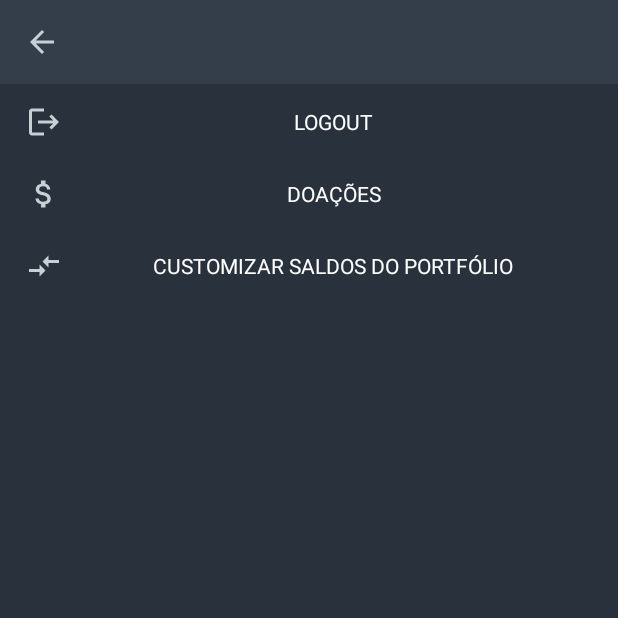
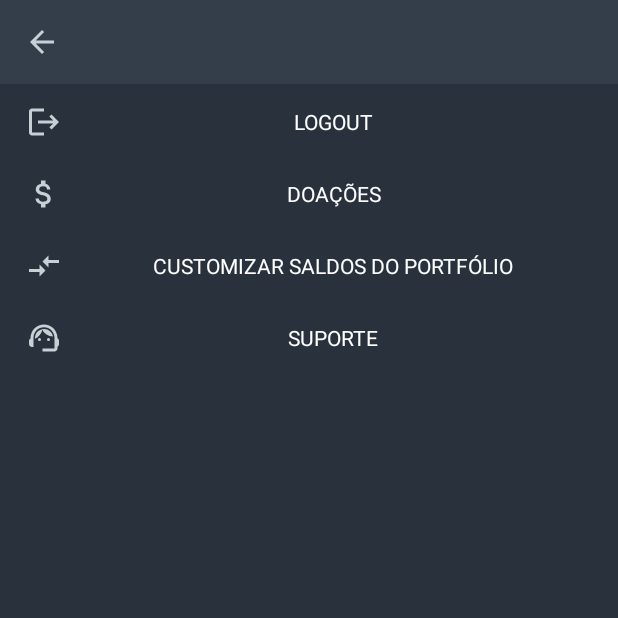
Before and after one commit to kayevo/bitcoin_hold_app, an Android app: the SettingsActivity screen opened directly, with no data from a screen before it, on a phone screen of 412 x 824 dp, the top half of it. Run offline under Robolectric (Android 15) with nearby library versions, the light colour scheme and no system bars.

Commit message:
feat: add email to ask for support.

```diff
--- /dev/null
+++ b/app/src/main/res/drawable/ic_support.xml
@@ -0,0 +1,8 @@
+<vector android:height="24dp" android:tint="#C6D1D6"
+    android:viewportHeight="24" android:viewportWidth="24"
+    android:width="24dp" xmlns:android="http://schemas.android.com/apk/res/android">
+    <path android:fillColor="@android:color/white" android:pathData="M21,12.22C21,6.73 16.74,3 12,3c-4.69,0 -9,3.65 -9,9.28C2.4,12.62 2,13.26 2,14v2c0,1.1 0.9,2 2,2h1v-6.1c0,-3.87 3.13,-7 7,-7s7,3.13 7,7V19h-8v2h8c1.1,0 2,-0.9 2,-2v-1.22c0.59,-0.31 1,-0.92 1,-1.64v-2.3C22,13.14 21.59,12.53 21,12.22z"/>
+    <path android:fillColor="@android:color/white" android:pathData="M9,13m-1,0a1,1 0,1 1,2 0a1,1 0,1 1,-2 0"/>
+    <path android:fillColor="@android:color/white" android:pathData="M15,13m-1,0a1,1 0,1 1,2 0a1,1 0,1 1,-2 0"/>
+    <path android:fillColor="@android:color/white" android:pathData="M18,11.03C17.52,8.18 15.04,6 12.05,6c-3.03,0 -6.29,2.51 -6.03,6.45c2.47,-1.01 4.33,-3.21 4.86,-5.89C12.19,9.19 14.88,11 18,11.03z"/>
+</vector>
--- a/app/src/main/res/layout/activity_settings.xml
+++ b/app/src/main/res/layout/activity_settings.xml
@@ -4,7 +4,7 @@
     xmlns:tools="http://schemas.android.com/tools"
     android:layout_width="match_parent"
     android:layout_height="match_parent"
-    tools:context=".ui.activity.SettingsActivity"
+    tools:context=".ui.activity.SupportActivity"
     >
 
     <androidx.appcompat.widget.Toolbar
@@ -75,5 +75,17 @@
             android:focusable="false"
             />
 
+        <com.google.android.material.button.MaterialButton
+            android:id="@+id/btnSupport"
+            style="?android:attr/borderlessButtonStyle"
+            android:layout_width="match_parent"
+            android:layout_height="wrap_content"
+            android:text="Suporte"
+            app:layout_constraintBottom_toBottomOf="@+id/backgroundMenu"
+            app:layout_constraintStart_toEndOf="@+id/btnCustomizeFunds"
+            app:layout_constraintTop_toTopOf="parent"
+            android:drawableLeft="@drawable/ic_support"
+            android:focusable="false"
+            />
     </LinearLayout>
 </androidx.constraintlayout.widget.ConstraintLayout>
```
Also changed, not shown: app/src/main/AndroidManifest.xml (+5 -2 lines), app/src/main/java/com/kayevo/bitcoinhold/ui/activity/SettingsActivity.kt (+13 -0 lines), app/src/main/java/com/kayevo/bitcoinhold/ui/activity/SupportActivity.kt (added, +27 -0 lines), app/src/main/res/layout/activity_support.xml (added, +48 -0 lines).
